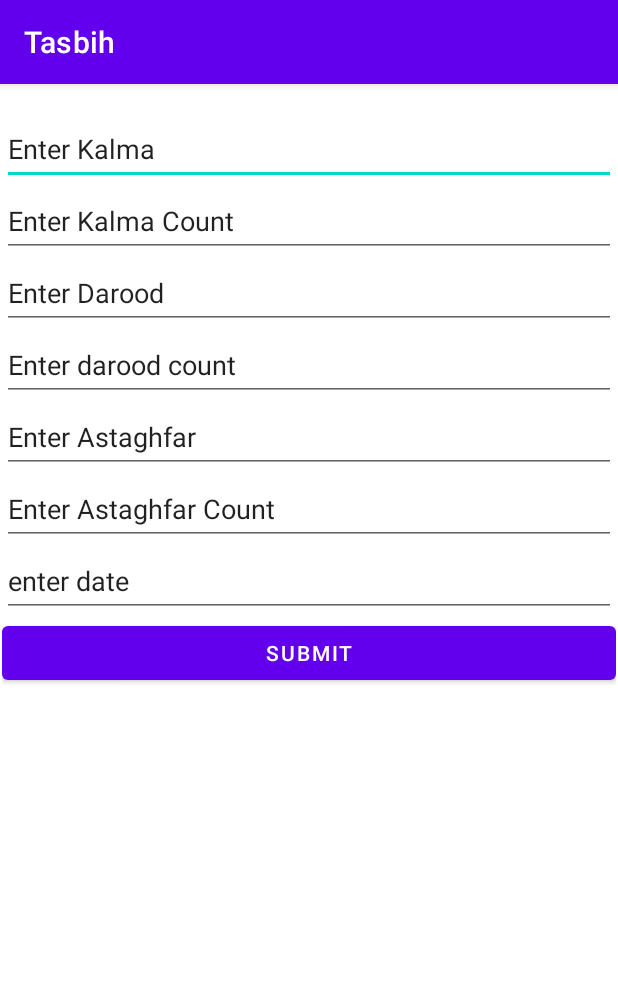
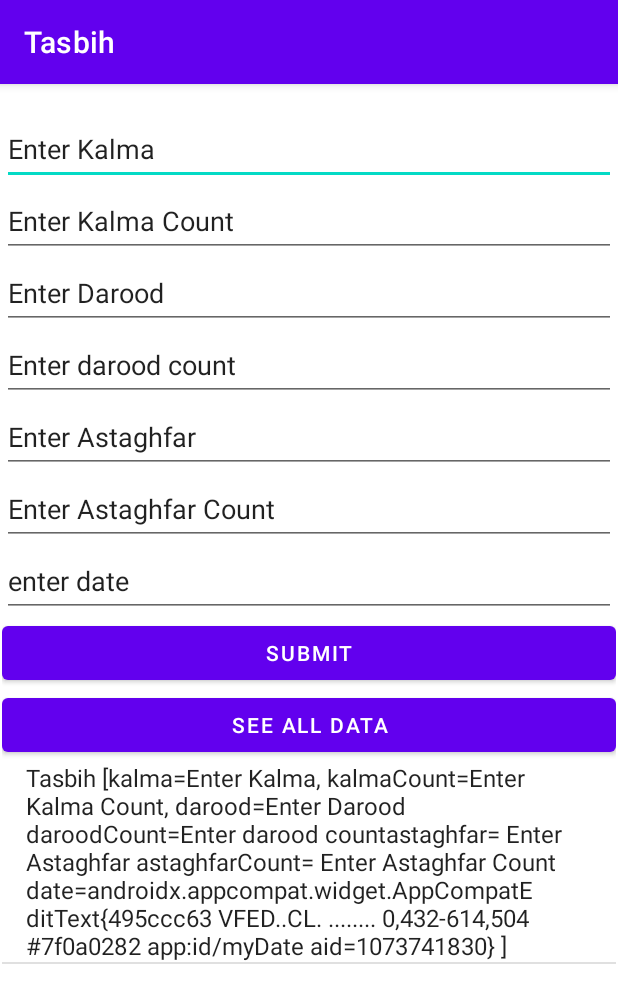
Before and after one commit to ArsalHussain14/CSF19After-Tasbih-Group9, an Android app: the screen it shows after launch (MainActivity), after a tap on "SUBMIT", on a phone screen of 412 x 824 dp. Shown: the top 1003 px of the screen. Run offline under Robolectric (Android 15) with nearby library versions, the phone set to English and light mode, and no system bars.

Commit message:
Added display data functionality

```diff
--- a/app/src/main/java/com/example/tasbih/DbHandler.java
+++ b/app/src/main/java/com/example/tasbih/DbHandler.java
@@ -1,9 +1,14 @@
 package com.example.tasbih;
 
+import android.annotation.SuppressLint;
 import android.content.ContentValues;
 import android.content.Context;
+import android.database.Cursor;
 import android.database.sqlite.SQLiteDatabase;
 import android.database.sqlite.SQLiteOpenHelper;
+
+import java.util.ArrayList;
+import java.util.List;
 
 public class DbHandler extends SQLiteOpenHelper {
 
@@ -67,4 +72,34 @@ public class DbHandler extends SQLiteOpenHelper {
     public void onUpgrade(SQLiteDatabase sqLiteDatabase, int i, int i1) {
 
     }
+    public List<Tasbih> selectAllTasbih() {
+        List<Tasbih> tasbih = new ArrayList<>();
+
+        String sql = "SELECT * FROM " + TABLE_NAME;
+
+        SQLiteDatabase db = this.getWritableDatabase();
+        Cursor cursor = db.rawQuery(sql, null);
+
+
+        if (cursor.moveToFirst()) {
+            do {
+
+                @SuppressLint("Range") String kalma = cursor.getString(cursor.getColumnIndex(COLUMN_Kalma));
+                @SuppressLint("Range") String kalmaCount = cursor.getString(cursor.getColumnIndex(COLUMN_Kalma_Count));
+                @SuppressLint("Range") String darood = cursor.getString(cursor.getColumnIndex(COLUMN_Darood));
+                @SuppressLint("Range") String daroodCount = cursor.getString(cursor.getColumnIndex(COLUMN_Darood_Count));
+                @SuppressLint("Range") String astaghfar = cursor.getString(cursor.getColumnIndex(COLUMN_Astaghfar));
+                @SuppressLint("Range") String astaghfarCount = cursor.getString(cursor.getColumnIndex(COLUMN_Astaghfar_Count));
+                @SuppressLint("Range") String myDate = cursor.getString(cursor.getColumnIndex(COLUMN_Date));
+
+                tasbih.add(new Tasbih(kalma,kalmaCount,darood,daroodCount,astaghfar,astaghfarCount,myDate));
+            } while (cursor.moveToNext());
+        }
+
+        cursor.close();
+        db.close();
+
+        return tasbih;
+    }
+
 }
--- a/app/src/main/java/com/example/tasbih/MainActivity.java
+++ b/app/src/main/java/com/example/tasbih/MainActivity.java
@@ -4,15 +4,21 @@ import androidx.appcompat.app.AppCompatActivity;
 
 import android.os.Bundle;
 import android.view.View;
+import android.widget.ArrayAdapter;
 import android.widget.Button;
 import android.widget.EditText;
+import android.widget.ListView;
 import android.widget.Toast;
+
+import java.util.List;
 
 public class MainActivity extends AppCompatActivity {
     EditText kalma, kalmaCount, darood, daroodCount, astaghfar, astaghfarCount;
-    Button submit;
+    Button submit,data;
     EditText myDate;
     DbHandler db;
+    ListView listView;
+
 
     @Override
     protected void onCreate(Bundle savedInstanceState) {
@@ -27,7 +33,9 @@ public class MainActivity extends AppCompatActivity {
         astaghfar= findViewById(R.id.astaghfar);
         astaghfarCount= findViewById(R.id.astaghfarCount);
         submit= findViewById(R.id.submit);
+        data= findViewById(R.id.showData);
         myDate= findViewById(R.id.myDate);
+        listView= findViewById(R.id.listView);
 
         submit.setOnClickListener(new View.OnClickListener() {
             @Override
@@ -40,6 +48,7 @@ public class MainActivity extends AppCompatActivity {
                 String astaghfarCountText= astaghfarCount.getText().toString();
                 String myDate= MainActivity.this.myDate.toString();
 
+
                 if (kalmaText.isEmpty() || kalmaCountText.isEmpty() || daroodText.isEmpty() ||daroodCountText.isEmpty()||astaghfarText.isEmpty()||astaghfarCountText.isEmpty() ) {
                     Toast.makeText(MainActivity.this, "Please enter valid data", Toast.LENGTH_SHORT).show();
                     return;
@@ -48,6 +57,8 @@ public class MainActivity extends AppCompatActivity {
                 Tasbih tasbih= new Tasbih(kalmaText,kalmaCountText,daroodText,daroodCountText,astaghfarText,astaghfarCountText,myDate);
 
                 db.insertTasbih(tasbih);
+                db.close();
+                RefreshGrid();
 
 
 
@@ -58,7 +69,22 @@ public class MainActivity extends AppCompatActivity {
             }
         });
 
+        data.setOnClickListener(new View.OnClickListener() {
+            @Override
+            public void onClick(View view) {
+                RefreshGrid();
+
+            }
+        });
+
 
 
     }
+    public void RefreshGrid(){
+        List<Tasbih> tasbih = db.selectAllTasbih();
+
+        ArrayAdapter arrayAdapter = new ArrayAdapter(MainActivity.this, android.R.layout.simple_list_item_1,tasbih);
+        listView.setAdapter(arrayAdapter);
+
+    }
 }
--- a/app/src/main/java/com/example/tasbih/Tasbih.java
+++ b/app/src/main/java/com/example/tasbih/Tasbih.java
@@ -72,4 +72,8 @@ public class Tasbih {
     public void setAstaghfarCount(String astaghfarCount) {
         this.astaghfarCount = astaghfarCount;
     }
+    @Override
+    public String toString() {
+        return "Tasbih [kalma=" + kalm + ", kalmaCount=" + kalmaCount + ", darood=" + darood +" daroodCount="+daroodCount+"astaghfar= "+astaghfar+" astaghfarCount= "+astaghfarCount+ " date="+date+" ]";
+    }
 }
--- a/app/src/main/res/layout/activity_main.xml
+++ b/app/src/main/res/layout/activity_main.xml
@@ -89,6 +89,17 @@
             android:layout_height="wrap_content"
             android:text="Submit" />
 
+        <Button
+            android:id="@+id/showData"
+            android:layout_width="match_parent"
+            android:layout_height="wrap_content"
+            android:text="See all data" />
+
+        <ListView
+            android:id="@+id/listView"
+            android:layout_width="match_parent"
+            android:layout_height="223dp" />
+
 
     </LinearLayout>
 </androidx.constraintlayout.widget.ConstraintLayout>
```
